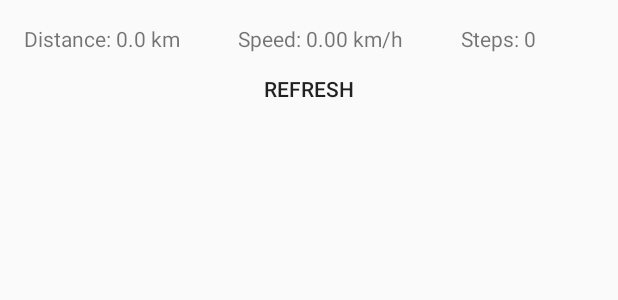
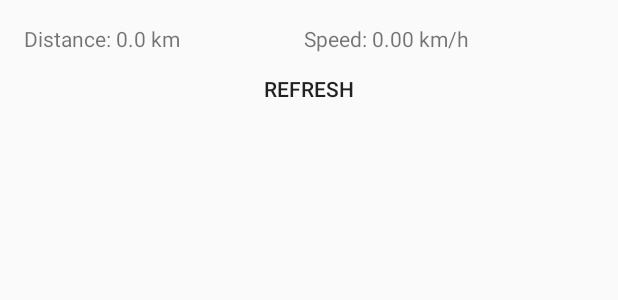
Before and after one commit to Chonlakant/GPSTracker, an Android app: the layout fragment_list.xml on its own in the app's theme, with its tools: preview values and no code run, on a phone screen of 412 x 824 dp. Shown: the top 300 px of the screen. Run offline under Robolectric (Android 15) with nearby library versions, the phone set to English and light mode, and no system bars.

Commit message:
Last fixes. Without step sensor.

```diff
--- a/app/src/main/res/layout/fragment_list.xml
+++ b/app/src/main/res/layout/fragment_list.xml
@@ -28,13 +28,6 @@
             android:layout_weight="1"
             android:text="Speed: 0.00 km/h" />
 
-        <TextView
-            android:id="@+id/textSteps"
-            android:layout_width="wrap_content"
-            android:layout_height="wrap_content"
-            android:layout_weight="1"
-            android:text="Steps: 0" />
-
     </LinearLayout>
 
     <Button
```
Also changed, not shown: app/src/main/java/pwr/chojnacki/robert/gpstracker/ListFragment.java (+8 -8 lines), app/src/main/java/pwr/chojnacki/robert/gpstracker/MapFragment.java (+8 -11 lines), app/src/main/java/pwr/chojnacki/robert/gpstracker/TrackingService.java (+9 -9 lines).
